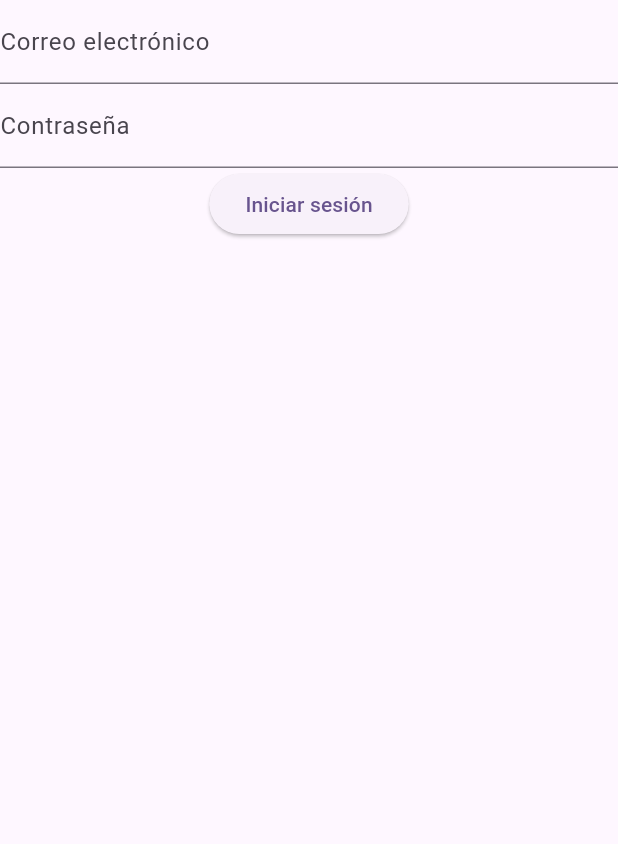
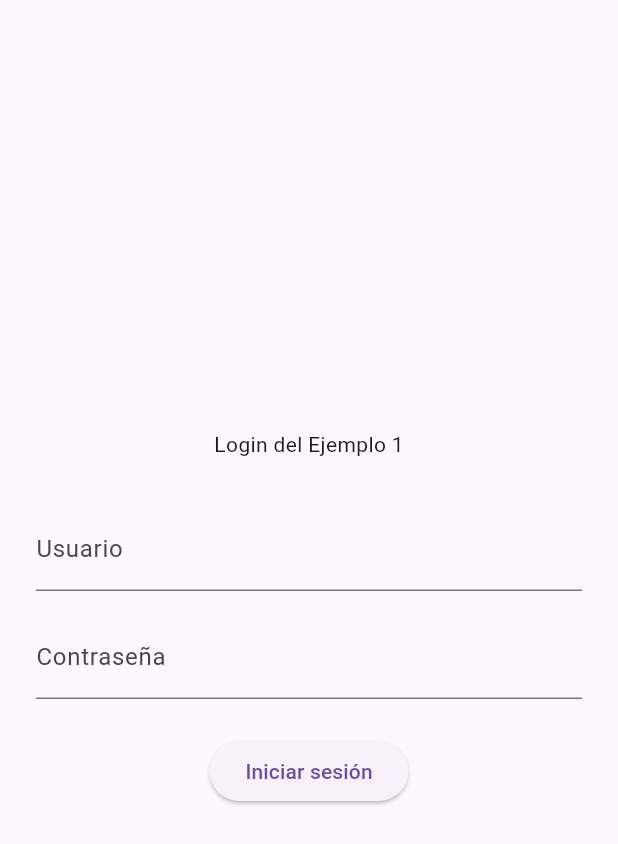
Before and after one commit to ROD-ALAVE/e1_widghets_clase1, a Flutter app: the LoginScreen screen opened directly, on a phone screen of 412 x 824 dp. Shown: the top 844 px of the screen. Run offline on Flutter 3.47's test engine with Material 3 defaults, Android fonts, the phone set to English and light mode, and no system bars.

Commit message:
Login por defecto añadido al ejemplo 1

```diff
--- a/lib/vista/screen/login_screen.dart
+++ b/lib/vista/screen/login_screen.dart
@@ -15,14 +15,20 @@ class _LoginScreenState extends State<LoginScreen> {
   @override
   Widget build(BuildContext context) {
     return Scaffold(
-      body: Column(
+      body: Center(
+        child:Padding(padding: const EdgeInsets.all(24.0),
+          child: Column(
+            mainAxisAlignment: MainAxisAlignment.center,
             children: [
+              const Text('Login del Ejemplo 1'),
+              const SizedBox(height: 32),
               TextField(
                 controller: _emailController,
                 decoration: InputDecoration(
-              labelText: 'Correo electrónico',
+                  labelText: 'Usuario',
                 ),
               ),
+              const SizedBox(height: 16),
               TextField(
                 controller: _passwordController,
                 decoration: InputDecoration(
@@ -30,6 +36,7 @@ class _LoginScreenState extends State<LoginScreen> {
                 ),
                 obscureText: true,
               ),
+              const SizedBox(height: 24),
               ElevatedButton(
                 onPressed: () {
                   // Aquí irá la lógica de login después
@@ -41,6 +48,8 @@ class _LoginScreenState extends State<LoginScreen> {
               ),
             ],
           ),
+        )
+      )
     );
   }
 }
```
Also changed, not shown: lib/main.dart (+2 -6 lines). Lines whose indentation alone changed are shown as unchanged.
